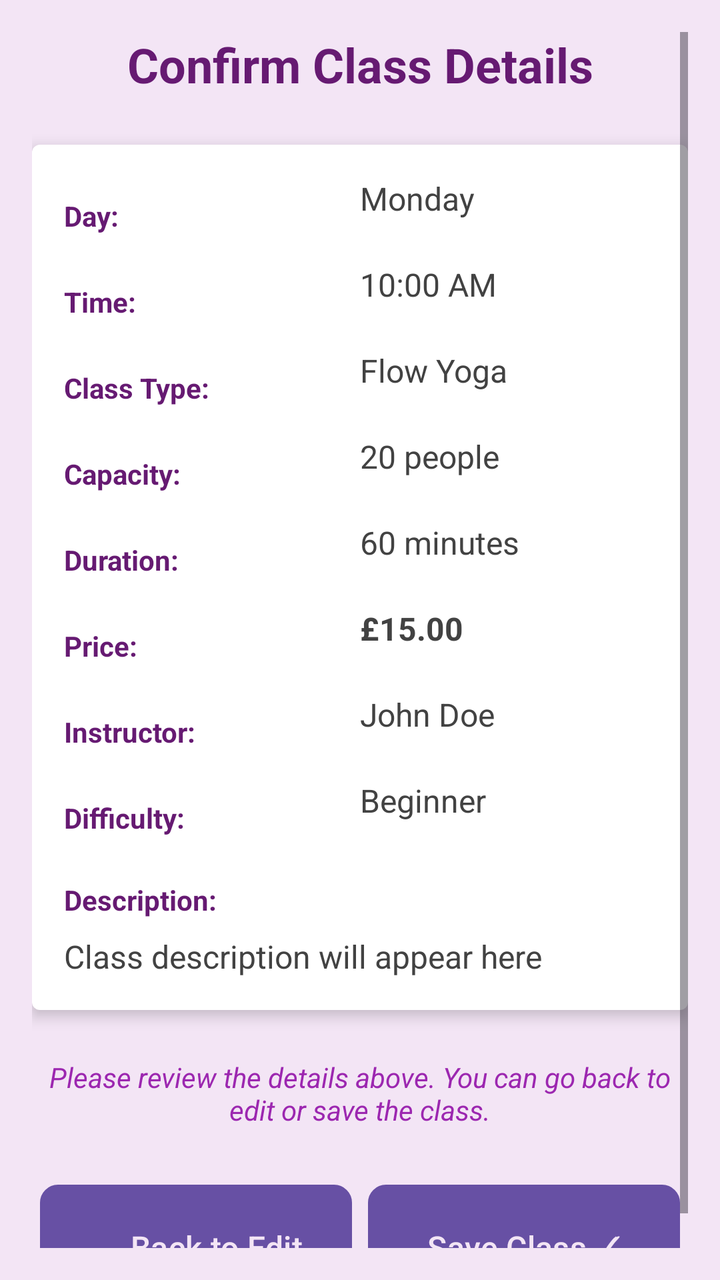
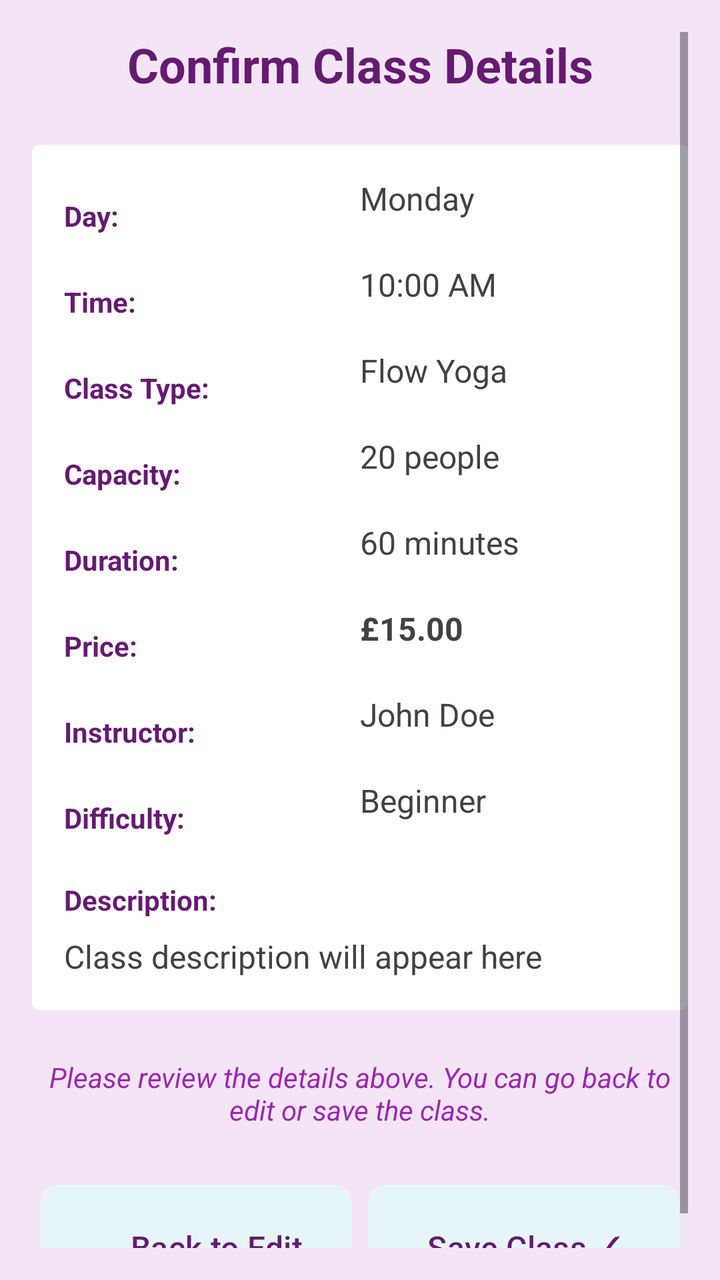

Before-and-after screenshots of an Android layout around one commit, followed by the original layout XML and the change that was made.
<!-- AndroidManifest.xml: application theme Theme.Yogaadminapp -->
<!-- res/layout/activity_confirmation.xml -->
<?xml version="1.0" encoding="utf-8"?>
<ScrollView xmlns:android="http://schemas.android.com/apk/res/android"
    android:layout_width="match_parent"
    android:layout_height="match_parent"
    android:background="@color/light_purple"
    android:padding="16dp">

    <LinearLayout
        android:layout_width="match_parent"
        android:layout_height="wrap_content"
        android:orientation="vertical">

        
        <TextView
            android:layout_width="match_parent"
            android:layout_height="wrap_content"
            android:layout_marginBottom="24dp"
            android:gravity="center"
            android:text="Confirm Class Details"
            android:textColor="@color/dark_purple"
            android:textSize="24sp"
            android:textStyle="bold" />

        
        <LinearLayout
            android:layout_width="match_parent"
            android:layout_height="wrap_content"
            android:layout_marginBottom="24dp"
            android:background="@drawable/input_background"
            android:elevation="4dp"
            android:orientation="vertical"
            android:padding="16dp">

            
            <LinearLayout
                android:layout_width="match_parent"
                android:layout_height="wrap_content"
                android:layout_marginBottom="12dp"
                android:orientation="horizontal">

                <TextView
                    style="@style/LabelStyle"
                    android:layout_width="0dp"
                    android:layout_height="wrap_content"
                    android:layout_weight="1"
                    android:text="Day:" />

                <TextView
                    android:id="@+id/tv_day_of_week"
                    android:layout_width="0dp"
                    android:layout_height="wrap_content"
                    android:layout_weight="1"
                    android:text="Monday"
                    android:textColor="@color/dark_gray"
                    android:textSize="16sp" />
            </LinearLayout>

            
            <LinearLayout
                android:layout_width="match_parent"
                android:layout_height="wrap_content"
                android:layout_marginBottom="12dp"
                android:orientation="horizontal">

                <TextView
                    style="@style/LabelStyle"
                    android:layout_width="0dp"
                    android:layout_height="wrap_content"
                    android:layout_weight="1"
                    android:text="Time:" />

                <TextView
                    android:id="@+id/tv_time"
                    android:layout_width="0dp"
                    android:layout_height="wrap_content"
                    android:layout_weight="1"
                    android:text="10:00 AM"
                    android:textColor="@color/dark_gray"
                    android:textSize="16sp" />
            </LinearLayout>

            
            <LinearLayout
                android:layout_width="match_parent"
                android:layout_height="wrap_content"
                android:layout_marginBottom="12dp"
                android:orientation="horizontal">

                <TextView
                    style="@style/LabelStyle"
                    android:layout_width="0dp"
                    android:layout_height="wrap_content"
                    android:layout_weight="1"
                    android:text="Class Type:" />

                <TextView
                    android:id="@+id/tv_class_type"
                    android:layout_width="0dp"
                    android:layout_height="wrap_content"
                    android:layout_weight="1"
                    android:text="Flow Yoga"
                    android:textColor="@color/dark_gray"
                    android:textSize="16sp" />
            </LinearLayout>

            
            <LinearLayout
                android:layout_width="match_parent"
                android:layout_height="wrap_content"
                android:layout_marginBottom="12dp"
                android:orientation="horizontal">

                <TextView
                    style="@style/LabelStyle"
                    android:layout_width="0dp"
                    android:layout_height="wrap_content"
                    android:layout_weight="1"
                    android:text="Capacity:" />

                <TextView
                    android:id="@+id/tv_capacity"
                    android:layout_width="0dp"
                    android:layout_height="wrap_content"
                    android:layout_weight="1"
                    android:text="20 people"
                    android:textColor="@color/dark_gray"
                    android:textSize="16sp" />
            </LinearLayout>

            
            <LinearLayout
                android:layout_width="match_parent"
                android:layout_height="wrap_content"
                android:layout_marginBottom="12dp"
                android:orientation="horizontal">

                <TextView
                    style="@style/LabelStyle"
                    android:layout_width="0dp"
                    android:layout_height="wrap_content"
                    android:layout_weight="1"
                    android:text="Duration:" />

                <TextView
                    android:id="@+id/tv_duration"
                    android:layout_width="0dp"
                    android:layout_height="wrap_content"
                    android:layout_weight="1"
                    android:text="60 minutes"
                    android:textColor="@color/dark_gray"
                    android:textSize="16sp" />
            </LinearLayout>

            
            <LinearLayout
                android:layout_width="match_parent"
                android:layout_height="wrap_content"
                android:layout_marginBottom="12dp"
                android:orientation="horizontal">

                <TextView
                    style="@style/LabelStyle"
                    android:layout_width="0dp"
                    android:layout_height="wrap_content"
                    android:layout_weight="1"
                    android:text="Price:" />

                <TextView
                    android:id="@+id/tv_price"
                    android:layout_width="0dp"
                    android:layout_height="wrap_content"
                    android:layout_weight="1"
                    android:text="£15.00"
                    android:textColor="@color/dark_gray"
                    android:textSize="16sp"
                    android:textStyle="bold" />
            </LinearLayout>

            
            <LinearLayout
                android:layout_width="match_parent"
                android:layout_height="wrap_content"
                android:layout_marginBottom="12dp"
                android:orientation="horizontal">

                <TextView
                    style="@style/LabelStyle"
                    android:layout_width="0dp"
                    android:layout_height="wrap_content"
                    android:layout_weight="1"
                    android:text="Instructor:" />

                <TextView
                    android:id="@+id/tv_instructor"
                    android:layout_width="0dp"
                    android:layout_height="wrap_content"
                    android:layout_weight="1"
                    android:text="John Doe"
                    android:textColor="@color/dark_gray"
                    android:textSize="16sp" />
            </LinearLayout>

            
            <LinearLayout
                android:layout_width="match_parent"
                android:layout_height="wrap_content"
                android:layout_marginBottom="12dp"
                android:orientation="horizontal">

                <TextView
                    style="@style/LabelStyle"
                    android:layout_width="0dp"
                    android:layout_height="wrap_content"
                    android:layout_weight="1"
                    android:text="Difficulty:" />

                <TextView
                    android:id="@+id/tv_difficulty"
                    android:layout_width="0dp"
                    android:layout_height="wrap_content"
                    android:layout_weight="1"
                    android:text="Beginner"
                    android:textColor="@color/dark_gray"
                    android:textSize="16sp" />
            </LinearLayout>

            
            <TextView
                style="@style/LabelStyle"
                android:layout_width="wrap_content"
                android:layout_height="wrap_content"
                android:text="Description:" />

            <TextView
                android:id="@+id/tv_description"
                android:layout_width="match_parent"
                android:layout_height="wrap_content"
                android:text="Class description will appear here"
                android:textColor="@color/dark_gray"
                android:textSize="16sp"
                android:paddingTop="4dp" />

        </LinearLayout>

        
        <TextView
            android:layout_width="match_parent"
            android:layout_height="wrap_content"
            android:layout_marginBottom="24dp"
            android:gravity="center"
            android:text="Please review the details above. You can go back to edit or save the class."
            android:textColor="@color/medium_purple"
            android:textSize="14sp"
            android:textStyle="italic" />

        
        <LinearLayout
            android:layout_width="match_parent"
            android:layout_height="wrap_content"
            android:orientation="horizontal">

            <Button
                android:id="@+id/btn_back"
                style="@style/MenuButtonStyle"
                android:layout_width="0dp"
                android:layout_height="wrap_content"
                android:layout_marginEnd="8dp"
                android:layout_weight="1"
                android:backgroundTint="@color/medium_purple"
                android:text="← Back to Edit" />

            <Button
                android:id="@+id/btn_save"
                style="@style/MenuButtonStyle"
                android:layout_width="0dp"
                android:layout_height="wrap_content"
                android:layout_marginStart="8dp"
                android:layout_weight="1"
                android:backgroundTint="@color/success_green"
                android:text="Save Class ✓" />

        </LinearLayout>

    </LinearLayout>

</ScrollView>
<!-- resources referenced by this layout -->
<resources>
  <color name="dark_gray">#424242</color>
  <color name="dark_purple">#661a72</color>
  <color name="light_purple">#F3E5F5</color>
  <color name="medium_purple">#9C27B0</color>
  <color name="success_green">#4CAF50</color>
  <!-- drawable input_background (drawable) -->
  <?xml version="1.0" encoding="utf-8"?>
  <shape xmlns:android="http://schemas.android.com/apk/res/android">
      <solid android:color="@color/white" />
      <corners android:radius="4dp" />
  </shape>
  <style name="LabelStyle">
          <item name="android:textColor">@color/dark_purple</item>
          <item name="android:textSize">14sp</item>
          <item name="android:textStyle">bold</item>
          <item name="android:layout_marginTop">8dp</item>
          <item name="android:layout_marginBottom">4dp</item>
      </style>
  <style name="MenuButtonStyle">
          <item name="android:background">@drawable/button_background</item>
          <item name="android:textColor">@color/light_purple</item>
          <item name="android:textSize">16sp</item>
          <item name="android:padding">16dp</item>
          <item name="android:elevation">4dp</item>
          <item name="android:layout_margin">4dp</item>
          <item name="android:textAllCaps">false</item>
      </style>
  <style name="Theme.Yogaadminapp" parent="Base.Theme.Yogaadminapp" />
  <color name="white">#FFFFFFFF</color>
  <!-- drawable button_background (drawable) -->
  <?xml version="1.0" encoding="utf-8"?>
  <shape xmlns:android="http://schemas.android.com/apk/res/android">
      <solid android:color="@color/medium_purple" />
      <corners android:radius="8dp" />
      <stroke
          android:width="2dp"
          android:color="@color/medium_purple" />
  </shape>
  <style name="Base.Theme.Yogaadminapp" parent="Theme.Material3.DayNight.NoActionBar">
          
          
      </style>
</resources>

<!-- the commit's change to res/layout/activity_confirmation.xml (unified diff, before → after) -->
@@ -27,7 +27,6 @@
             android:layout_height="wrap_content"
             android:layout_marginBottom="24dp"
             android:background="@drawable/input_background"
-            android:elevation="4dp"
             android:orientation="vertical"
             android:padding="16dp">
 
@@ -266,7 +265,6 @@
                 android:layout_height="wrap_content"
                 android:layout_marginEnd="8dp"
                 android:layout_weight="1"
-                android:backgroundTint="@color/medium_purple"
                 android:text="← Back to Edit" />
 
             <Button
@@ -276,7 +274,6 @@
                 android:layout_height="wrap_content"
                 android:layout_marginStart="8dp"
                 android:layout_weight="1"
-                android:backgroundTint="@color/success_green"
                 android:text="Save Class ✓" />
 
         </LinearLayout>
<!-- resource entries referenced after the edit -->
@@ -4,7 +4,6 @@
   <color name="dark_purple">#661a72</color>
   <color name="light_purple">#F3E5F5</color>
   <color name="medium_purple">#9C27B0</color>
-  <color name="success_green">#4CAF50</color>
   <!-- drawable input_background (drawable) -->
   <?xml version="1.0" encoding="utf-8"?>
   <shape xmlns:android="http://schemas.android.com/apk/res/android">
@@ -20,27 +19,36 @@
       </style>
   <style name="MenuButtonStyle">
           <item name="android:background">@drawable/button_background</item>
-          <item name="android:textColor">@color/light_purple</item>
+          <item name="android:textColor">@color/dark_purple</item>
           <item name="android:textSize">16sp</item>
           <item name="android:padding">16dp</item>
-          <item name="android:elevation">4dp</item>
           <item name="android:layout_margin">4dp</item>
           <item name="android:textAllCaps">false</item>
+          <item name="android:elevation">0dp</item>
+          <item name="android:translationZ">0dp</item>
+          <item name="android:stateListAnimator">@null</item>
+          <item name="backgroundTint">@null</item>
+          <item name="android:backgroundTint">@null</item>
       </style>
   <style name="Theme.Yogaadminapp" parent="Base.Theme.Yogaadminapp" />
   <color name="white">#FFFFFFFF</color>
   <!-- drawable button_background (drawable) -->
   <?xml version="1.0" encoding="utf-8"?>
   <shape xmlns:android="http://schemas.android.com/apk/res/android">
-      <solid android:color="@color/medium_purple" />
+      <solid android:color="@color/mint_green" />
       <corners android:radius="8dp" />
       <stroke
           android:width="2dp"
-          android:color="@color/medium_purple" />
+          android:color="@color/mint_green" />
   </shape>
   <style name="Base.Theme.Yogaadminapp" parent="Theme.Material3.DayNight.NoActionBar">
           
           
+          
+          
+          <item name="android:windowContentTransitions">false</item>
+          <item name="android:windowActivityTransitions">false</item>
       </style>
+  <color name="mint_green">#e6f5f7</color>
 </resources>
 
